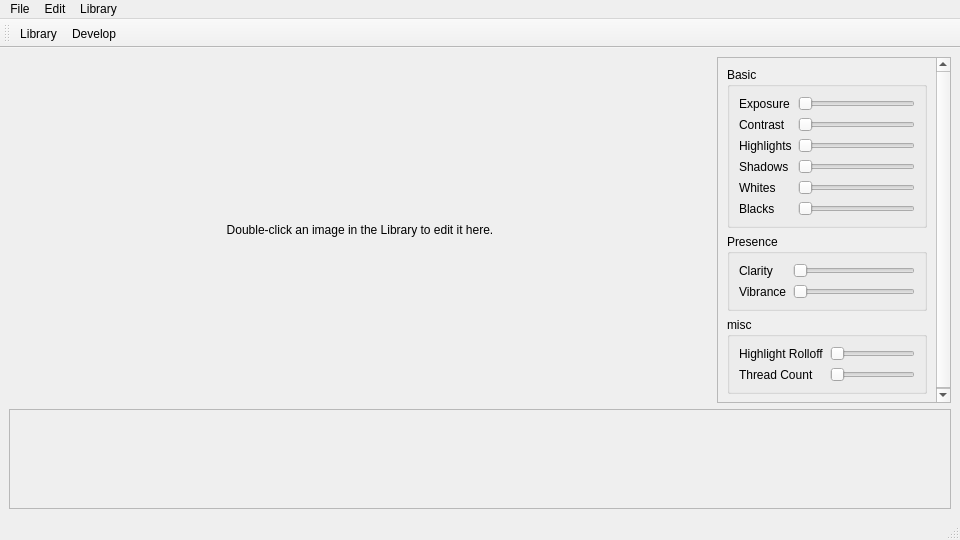
The window that mainwindow.ui (minimaliti/photoroom) describes before a commit, drawn with Qt 5.
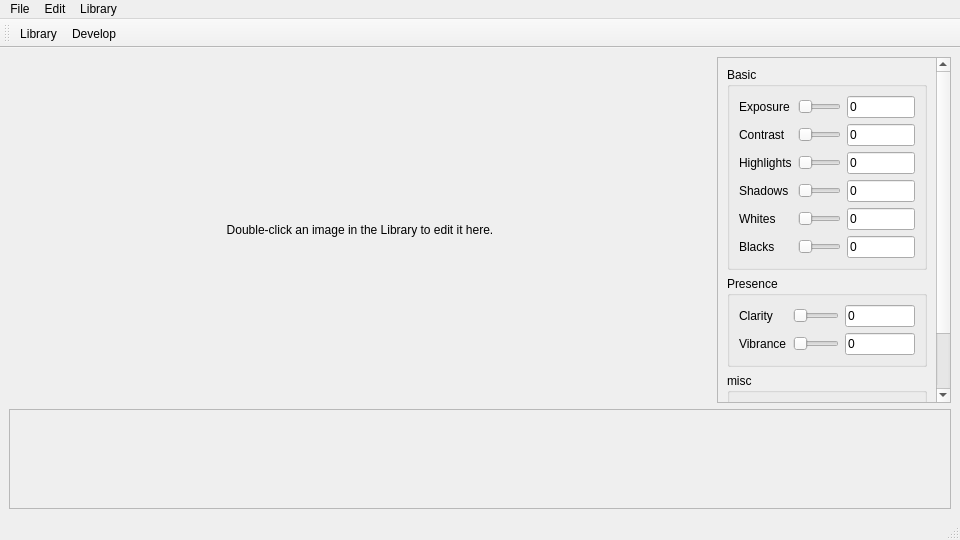
The same window after the commit. The open tabs and pages were chosen to show the change. Custom widgets are drawn as their Qt base class.

Commit message: Add DraggableLineEdit for slider value adjustments and update MainWindow to integrate new line edits

Patch:
```diff
--- a/mainwindow.ui
+++ b/mainwindow.ui
@@ -108,7 +108,7 @@
            <widget class="QScrollArea" name="sidebarScrollArea">
             <property name="maximumSize">
              <size>
-              <width>280</width>
+              <width>350</width>
               <height>16777215</height>
              </size>
             </property>
@@ -133,7 +133,7 @@
                 <property name="title">
                  <string>Basic</string>
                 </property>
-                <layout class="QFormLayout" name="formLayout">
+                <layout class="QGridLayout" name="gridLayout_basic">
                  <item row="0" column="0">
                   <widget class="QLabel" name="label">
                    <property name="text">
@@ -148,6 +148,16 @@
                    </property>
                   </widget>
                  </item>
+                 <item row="0" column="2">
+                  <widget class="DraggableLineEdit" name="exposureValueLineEdit">
+                   <property name="text">
+                    <string>0</string>
+                   </property>
+                   <property name="fixedWidth">
+                    <number>40</number>
+                   </property>
+                  </widget>
+                 </item>
                  <item row="1" column="0">
                   <widget class="QLabel" name="label_2">
                    <property name="text">
@@ -162,6 +172,16 @@
                    </property>
                   </widget>
                  </item>
+                 <item row="1" column="2">
+                  <widget class="DraggableLineEdit" name="contrastValueLineEdit">
+                   <property name="text">
+                    <string>0</string>
+                   </property>
+                   <property name="fixedWidth">
+                    <number>40</number>
+                   </property>
+                  </widget>
+                 </item>
                  <item row="2" column="0">
                   <widget class="QLabel" name="label_3">
                    <property name="text">
@@ -176,6 +196,16 @@
                    </property>
                   </widget>
                  </item>
+                 <item row="2" column="2">
+                  <widget class="DraggableLineEdit" name="highlightsValueLineEdit">
+                   <property name="text">
+                    <string>0</string>
+                   </property>
+                   <property name="fixedWidth">
+                    <number>40</number>
+                   </property>
+                  </widget>
+                 </item>
                  <item row="3" column="0">
                   <widget class="QLabel" name="label_4">
                    <property name="text">
@@ -190,6 +220,16 @@
                    </property>
                   </widget>
                  </item>
+                 <item row="3" column="2">
+                  <widget class="DraggableLineEdit" name="shadowsValueLineEdit">
+                   <property name="text">
+                    <string>0</string>
+                   </property>
+                   <property name="fixedWidth">
+                    <number>40</number>
+                   </property>
+                  </widget>
+                 </item>
                  <item row="4" column="0">
                   <widget class="QLabel" name="label_5">
                    <property name="text">
@@ -204,6 +244,16 @@
                    </property>
                   </widget>
                  </item>
+                 <item row="4" column="2">
+                  <widget class="DraggableLineEdit" name="whitesValueLineEdit">
+                   <property name="text">
+                    <string>0</string>
+                   </property>
+                   <property name="fixedWidth">
+                    <number>40</number>
+                   </property>
+                  </widget>
+                 </item>
                  <item row="5" column="0">
                   <widget class="QLabel" name="label_6">
                    <property name="text">
@@ -218,6 +268,16 @@
                    </property>
                   </widget>
                  </item>
+                 <item row="5" column="2">
+                  <widget class="DraggableLineEdit" name="blacksValueLineEdit">
+                   <property name="text">
+                    <string>0</string>
+                   </property>
+                   <property name="fixedWidth">
+                    <number>40</number>
+                   </property>
+                  </widget>
+                 </item>
                 </layout>
                </widget>
               </item>
@@ -226,7 +286,7 @@
                 <property name="title">
                  <string>Presence</string>
                 </property>
-                <layout class="QFormLayout" name="formLayout_2">
+                <layout class="QGridLayout" name="gridLayout_presence">
                  <item row="0" column="0">
                   <widget class="QLabel" name="label_7">
                    <property name="text">
@@ -241,6 +301,16 @@
                    </property>
                   </widget>
                  </item>
+                 <item row="0" column="2">
+                  <widget class="DraggableLineEdit" name="clarityValueLineEdit">
+                   <property name="text">
+                    <string>0</string>
+                   </property>
+                   <property name="fixedWidth">
+                    <number>40</number>
+                   </property>
+                  </widget>
+                 </item>
                  <item row="1" column="0">
                   <widget class="QLabel" name="label_9">
                    <property name="text">
@@ -255,6 +325,16 @@
                    </property>
                   </widget>
                  </item>
+                 <item row="1" column="2">
+                  <widget class="DraggableLineEdit" name="vibranceValueLineEdit">
+                   <property name="text">
+                    <string>0</string>
+                   </property>
+                   <property name="fixedWidth">
+                    <number>40</number>
+                   </property>
+                  </widget>
+                 </item>
                 </layout>
                </widget>
               </item>
@@ -263,7 +343,7 @@
                 <property name="title">
                  <string>misc</string>
                 </property>
-                <layout class="QFormLayout" name="formLayout_3">
+                <layout class="QGridLayout" name="gridLayout_misc">
                  <item row="0" column="0">
                   <widget class="QLabel" name="label_8">
                    <property name="text">
@@ -278,6 +358,16 @@
                    </property>
                   </widget>
                  </item>
+                 <item row="0" column="2">
+                  <widget class="DraggableLineEdit" name="highlightRolloffValueLineEdit">
+                   <property name="text">
+                    <string>0</string>
+                   </property>
+                   <property name="fixedWidth">
+                    <number>40</number>
+                   </property>
+                  </widget>
+                 </item>
                  <item row="1" column="0">
                   <widget class="QLabel" name="label_10">
                    <property name="text">
@@ -298,6 +388,16 @@
                    </property>
                   </widget>
                  </item>
+                 <item row="1" column="2">
+                  <widget class="DraggableLineEdit" name="threadCountValueLineEdit">
+                   <property name="text">
+                    <string>0</string>
+                   </property>
+                   <property name="fixedWidth">
+                    <number>40</number>
+                   </property>
+                  </widget>
+                 </item>
                 </layout>
                </widget>
               </item>
@@ -334,6 +434,9 @@
             <height>100</height>
            </size>
           </property>
+          <property name="horizontalScrollBarPolicy">
+           <enum>Qt::ScrollBarPolicy::ScrollBarAsNeeded</enum>
+          </property>
           <property name="verticalScrollBarPolicy">
            <enum>Qt::ScrollBarPolicy::ScrollBarAlwaysOff</enum>
           </property>
@@ -349,6 +452,12 @@
              <height>98</height>
             </rect>
            </property>
+           <property name="sizePolicy">
+            <sizepolicy hsizetype="Preferred" vsizetype="Fixed">
+             <horstretch>0</horstretch>
+             <verstretch>0</verstretch>
+            </sizepolicy>
+           </property>
            <layout class="QHBoxLayout" name="imageStripLayout">
             <property name="spacing">
              <number>5</number>
@@ -583,4 +692,12 @@
  </widget>
  <resources/>
  <connections/>
+ <customwidgets>
+  <customwidget>
+   <class>DraggableLineEdit</class>
+   <extends>QLineEdit</extends>
+   <header>draggablelineedit.h</header>
+   <container>true</container>
+  </customwidget>
+ </customwidgets>
 </ui>
```
The commit also changes 5 other files.
